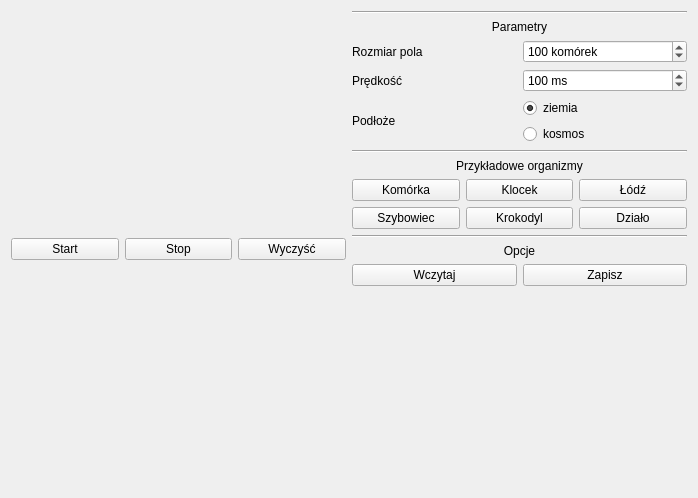
Buczeq/conway, file mainwindow.ui: the form before one commit.
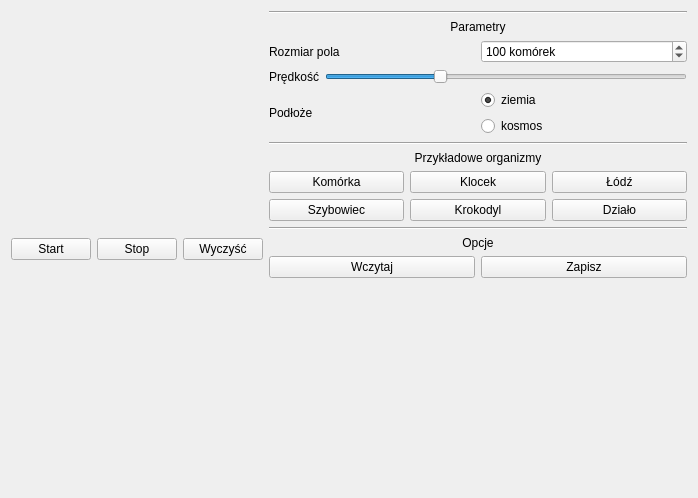
The form after the commit.

The edit to the form file:
```diff
--- a/mainwindow.ui
+++ b/mainwindow.ui
@@ -108,25 +108,19 @@
            </widget>
           </item>
           <item>
-           <widget class="QSpinBox" name="iterInterval">
-            <property name="suffix">
-             <string> ms</string>
-            </property>
-            <property name="prefix">
-             <string/>
-            </property>
+           <widget class="QSlider" name="horizontalSlider">
             <property name="minimum">
-             <number>50</number>
-            </property>
-            <property name="maximum">
-             <number>100000</number>
-            </property>
-            <property name="singleStep">
              <number>10</number>
             </property>
+            <property name="maximum">
+             <number>300</number>
+            </property>
             <property name="value">
              <number>100</number>
             </property>
+            <property name="orientation">
+             <enum>Qt::Horizontal</enum>
+            </property>
            </widget>
           </item>
          </layout>
```
